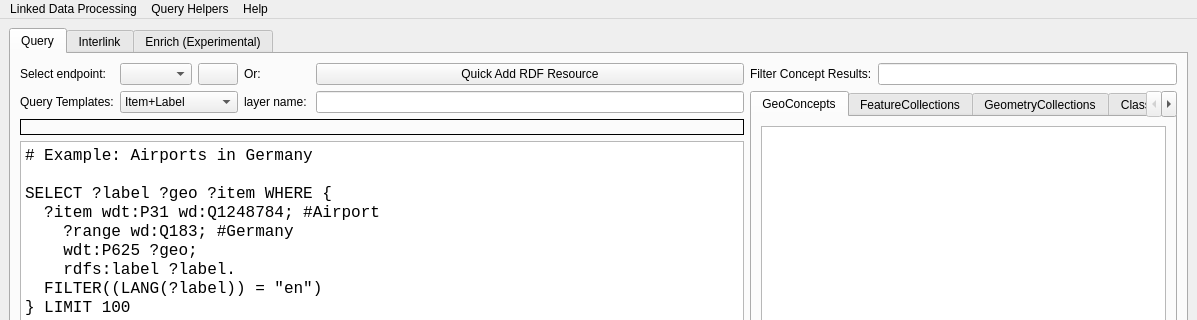
Old version of the form dialogs/ui/sparql_unicorn_dialog_base.ui in the repository sparqlunicorn/sparqlunicornGoesGIS; both pictures show x 0 to 1197 and y 0 to 320 of the 1197 by 750 pixel window.
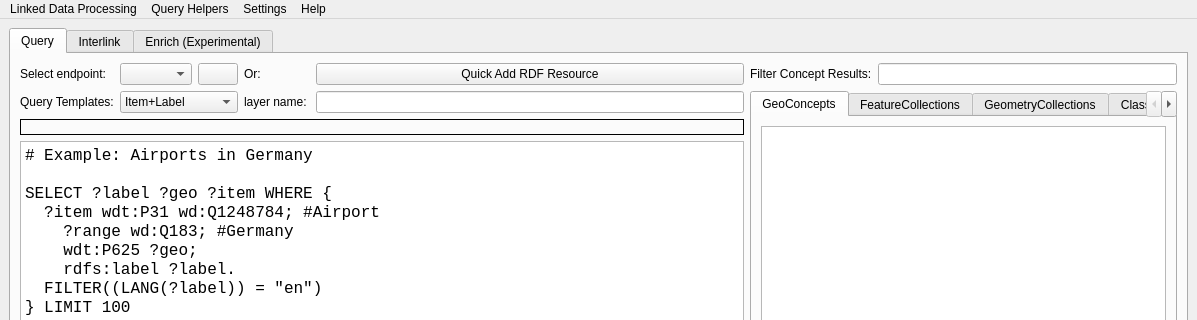
New version of the form. Icons and pictures are not drawn.

```diff
--- a/dialogs/ui/sparql_unicorn_dialog_base.ui
+++ b/dialogs/ui/sparql_unicorn_dialog_base.ui
@@ -729,8 +729,16 @@
     <addaction name="actionLayer_Column_as_Variable"/>
     <addaction name="actionSearch_Concept_for_Query"/>
    </widget>
+   <widget class="QMenu" name="menuSettings">
+    <property name="title">
+     <string>Settings</string>
+    </property>
+    <addaction name="actionRDF_Resource_Settings"/>
+    <addaction name="actionPreferences"/>
+   </widget>
    <addaction name="menuLinked_Data_Processing"/>
    <addaction name="menuQuery_Helpers"/>
+   <addaction name="menuSettings"/>
    <addaction name="menuHelp"/>
   </widget>
   <action name="actionConvert_RDF_Data">
```
Left out of the diff: 10 changed lines with no effect on the pictures.
